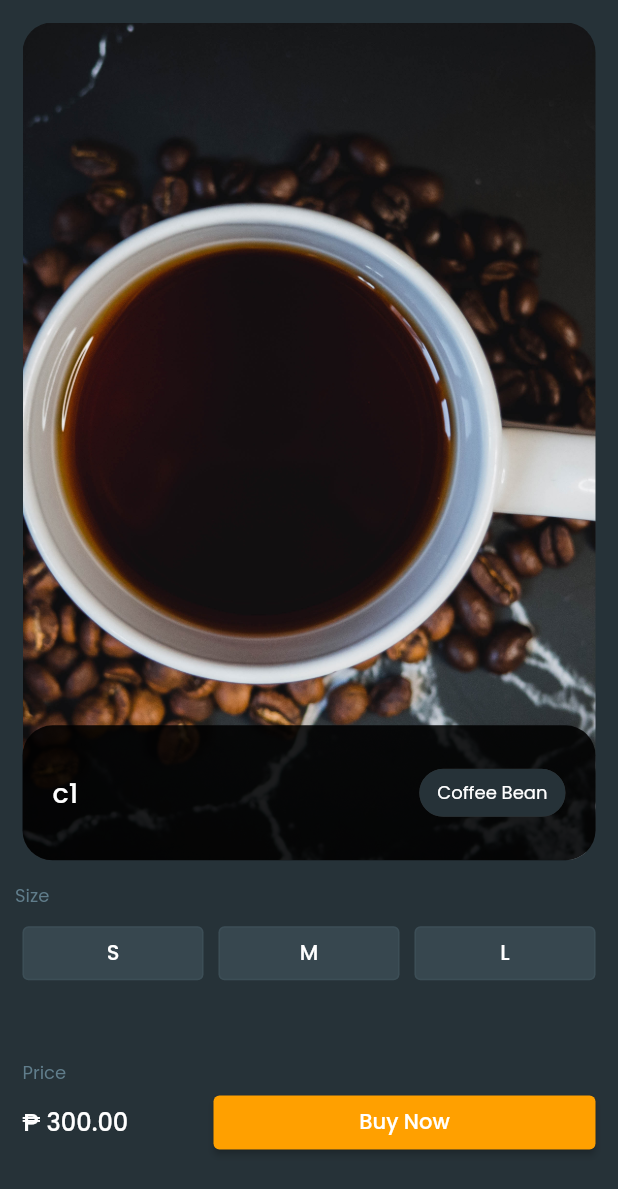
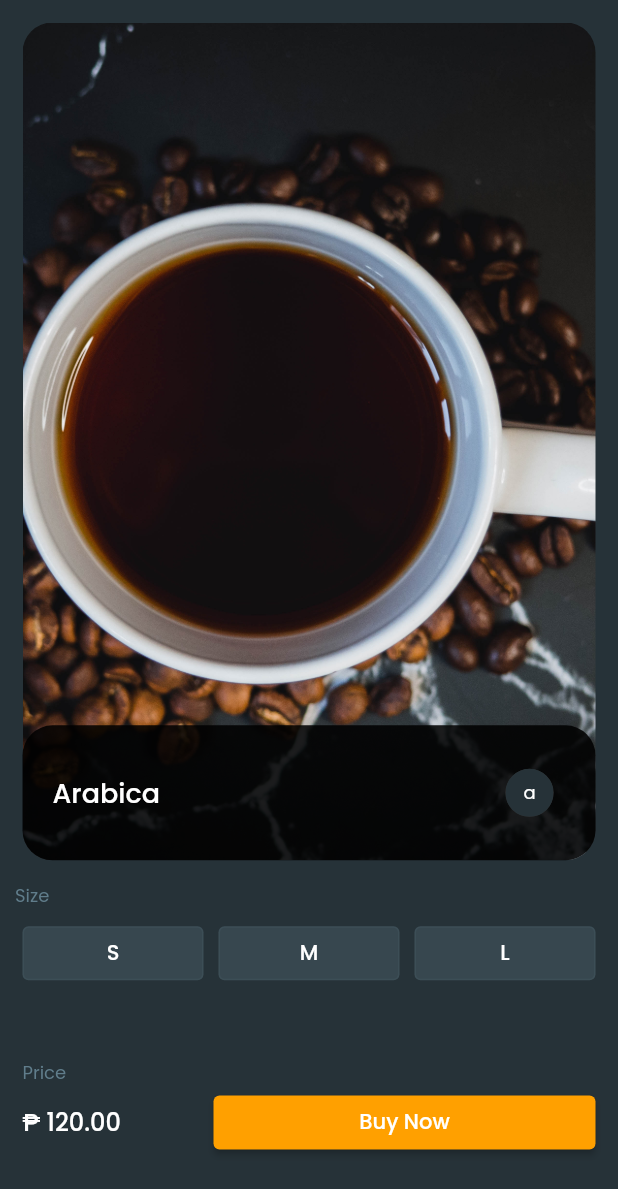
Before and after one commit to airacalins/ffuf_20220510_coffee_shop, a Flutter app: the screen it shows after launch, after a tap on "Arabica", on a phone screen of 412 x 824 dp. Shown: the top 1189 px of the screen. Run offline on Flutter 3.47's test engine with Material 2 defaults, Android fonts, the phone set to English and light mode, and no system bars.

Commit message:
added navigations for bottom navigators

```diff
--- a/lib/main.dart
+++ b/lib/main.dart
@@ -1,9 +1,11 @@
 // ignore_for_file: prefer_const_constructors
 
 import 'package:flutter/material.dart';
+import 'package:flutter_snippet/screens/favorite/favorite_screen.dart';
 import 'package:flutter_snippet/screens/home_screen.dart';
-import 'package:flutter_snippet/screens/products/product_details_screen.dart';
-
+import 'package:flutter_snippet/screens/order/orders_screen.dart';
+import 'package:flutter_snippet/screens/product/product_details_screen.dart';
+import 'package:flutter_snippet/screens/product/products_screen.dart';
 
 void main() {
   runApp(const MyApp());
@@ -62,7 +64,10 @@ class MyApp extends StatelessWidget {
       initialRoute: '/',
       routes: {
         '/': (context) => HomeScreen(),
-        ProductDetailsScreen.routeName: ((context) => ProductDetailsScreen())
+        ProductsScreen.routeName: ((context) => ProductsScreen()),
+        ProductDetailsScreen.routeName: ((context) => ProductDetailsScreen()),
+        OrdersScreen.routeName: ((context) => OrdersScreen()),
+        FavoriteScreen.routeName: ((context) => FavoriteScreen())
       },
       // home: const HomeScreen(),
     );
--- a/lib/models/product.dart
+++ b/lib/models/product.dart
@@ -4,6 +4,7 @@ class Product {
   String title;
   String categoryId;
   double price;
+  bool isFavorite;
 
   Product({
     required this.id,
@@ -11,6 +12,7 @@ class Product {
     required this.title,
     required this.categoryId,
     required this.price,
+    required this.isFavorite,
   });
 
   factory Product.fromJson(Map<String, dynamic> json) {
@@ -20,6 +22,7 @@ class Product {
       title: json['title'] ?? '',
       categoryId: json['categoryId'] ?? '',
       price: json['price'] ?? 0,
+      isFavorite: json['isFavorite'] ?? false,
     );
   }
 }
--- a/lib/screens/home_screen.dart
+++ b/lib/screens/home_screen.dart
@@ -16,7 +16,6 @@ class HomeScreen extends StatefulWidget {
 }
 
 class _HomeScreenState extends State<HomeScreen> {
-
   final categoryService = CategoryService();
 
   AppBar appBar = AppBar(
--- /dev/null
+++ b/lib/screens/product/product_details_screen.dart
@@ -0,0 +1,168 @@
+// ignore_for_file: prefer_const_constructors
+
+import 'package:flutter/material.dart';
+import 'package:flutter_snippet/models/product.dart';
+import 'package:flutter_snippet/services/category_service.dart';
+import 'package:flutter_snippet/services/product_service.dart';
+import 'package:flutter_snippet/widgets/loading/loading_indicator.dart';
+import 'package:flutter_snippet/widgets/text/headline_4.dart';
+import 'package:flutter_snippet/widgets/widgets.dart';
+
+class ProductDetailsScreen extends StatelessWidget {
+  static const routeName = '/product-detail';
+  final productService = ProductService();
+  final categoryService = CategoryService();
+
+  ProductDetailsScreen({ Key? key }) : super(key: key);
+
+  @override
+  Widget build(BuildContext context) {
+    final productId = ModalRoute.of(context)?.settings.arguments as String;
+
+    return FutureBuilder(
+      future: productService.getProductById(productId),
+      builder:(BuildContext context, AsyncSnapshot<Product> snapshot) {
+        if(snapshot.connectionState == ConnectionState.done) {
+          return SafeArea(
+            child: Scaffold(
+              body: Column(
+                crossAxisAlignment: CrossAxisAlignment.start,
+                children: [
+                  Expanded(
+                    flex: 5,
+                    child: ProductDetailsCard(title: snapshot.data!.title, category: 'a')
+                  ),
+                  Expanded(
+                    flex: 1,
+                    child: Container(
+                      margin: EdgeInsets.symmetric(horizontal: 10),
+                      child: Column(
+                        crossAxisAlignment: CrossAxisAlignment.start,
+                        // ignore: prefer_const_literals_to_create_immutables
+                        children: [
+                          Subtitle1('Size'),
+                          SizesButtonGroup(),
+                        ],
+                      ),
+                    ),
+                  ),
+                  Expanded(
+                    flex: 1,
+                    child: Container(
+                      margin: EdgeInsets.symmetric(horizontal: 15),
+                      child: Column(
+                        crossAxisAlignment: CrossAxisAlignment.start,
+                        children: [
+                          Subtitle1('Price'),
+                          Row(
+                            mainAxisAlignment: MainAxisAlignment.spaceBetween,
+                            children: [
+                              Expanded(
+                                flex: 1,
+                                child: Row(
+                                  children: [
+                                    Text(
+                                      '₱ ',
+                                      style: Theme.of(context).textTheme.headline4,
+                                    ),
+                                    Headline4(snapshot.data!.price.toStringAsFixed(2))
+
+                                  ],
+                                ),
+                              ),
+                              Expanded(
+                                flex: 2,
+                                child: ElevatedButton(
+                                  onPressed: () {},
+                                  child: Text('Buy Now')),
+                              )
+                            ],
+                          ),
+                        ],
+                      ),
+                    ),
+                  )
+                ],
+              )
+
+            ),
+          );
+        }
+        else {
+          return LoadingIndicator();
+        }
+      }
+    );
+
+    // const String title = 'Cappuccino';
+    // const String image = 'assets/images/coffee_bean/arabica.jpg';
+    // const String category = 'Coffee Bean';
+    // const double price = 300.00;
+
+
+    // return SafeArea(
+    //   child: Scaffold(
+    //     body: Column(
+    //       crossAxisAlignment: CrossAxisAlignment.start,
+    //       children: [
+    //         Expanded(
+    //           flex: 5,
+    //           child: ProductDetailsCard(title: productId, category: category)
+    //         ),
+    //         Expanded(
+    //           flex: 1,
+    //           child: Container(
+    //             margin: EdgeInsets.symmetric(horizontal: 10),
+    //             child: Column(
+    //               crossAxisAlignment: CrossAxisAlignment.start,
+    //               // ignore: prefer_const_literals_to_create_immutables
+    //               children: [
+    //                 Subtitle1('Size'),
+    //                 SizesButtonGroup(),
+    //               ],
+    //             ),
+    //           ),
+    //         ),
+    //         Expanded(
+    //           flex: 1,
+    //           child: Container(
+    //             margin: EdgeInsets.symmetric(horizontal: 15),
+    //             child: Column(
+    //               crossAxisAlignment: CrossAxisAlignment.start,
+    //               children: [
+    //                 Subtitle1('Price'),
+    //                 Row(
+    //                   mainAxisAlignment: MainAxisAlignment.spaceBetween,
+    //                   children: [
+    //                     Expanded(
+    //                       flex: 1,
+    //                       child: Row(
+    //                         children: [
+    //                           Text(
+    //                             '₱ ',
+    //                             style: Theme.of(context).textTheme.headline4,
+    //                           ),
+    //                           Headline4(price.toStringAsFixed(2))
+
+    //                         ],
+    //                       ),
+    //                     ),
+    //                     Expanded(
+    //                       flex: 2,
+    //                       child: ElevatedButton(
+    //                         onPressed: () {},
+    //                         child: Text('Buy Now')),
+    //                     )
+    //                   ],
+    //                 ),
+    //               ],
+    //             ),
+    //           ),
+    //         )
+    //       ],
+    //     )
+
+    //   ),
+    // );
+  }
+}
--- a/lib/screens/products/products_screen.dart
+++ b/lib/screens/product/products_screen.dart
@@ -3,11 +3,11 @@
 import 'package:flutter/material.dart';
 
 class ProductsScreen extends StatelessWidget {
+  static const routeName = '/products';
   const ProductsScreen({ Key? key }) : super(key: key);
 
   @override
   Widget build(BuildContext context) {
-
     AppBar appBar = AppBar(
       actions: [
         IconButton(
--- a/lib/screens/products/product_details_screen.dart
+++ /dev/null
@@ -1,99 +0,0 @@
-// ignore_for_file: prefer_const_constructors
-
-import 'package:flutter/material.dart';
-import 'package:flutter_snippet/widgets/widgets.dart';
-
-class ProductDetailsScreen extends StatelessWidget {
-  static const routeName = '/product-detail';
-
-  const ProductDetailsScreen({ Key? key }) : super(key: key);
-
-  @override
-  Widget build(BuildContext context) {
-    final productId = ModalRoute.of(context)?.settings.arguments as String;
-
-    const String title = 'Cappuccino';
-    const String image = 'assets/images/coffee_bean/arabica.jpg';
-    const String category = 'Coffee Bean';
-    const double price = 300.00;
-
-    AppBar appBar = AppBar(
-      actions: [
-        IconButton(
-          onPressed: () {},
-          icon: CircleAvatar(
-            backgroundImage: AssetImage('assets/images/profile.jpg'),
-          )
-        )
-      ],
-      elevation: 0,
-    );
-
-    return SafeArea(
-      child: Scaffold(
-        body: Column(
-          crossAxisAlignment: CrossAxisAlignment.start,
-          children: [
-            Expanded(
-              flex: 5,
-              child: ProductDetailsCard(title: productId, category: category)
-            ),
-            Expanded(
-              flex: 1,
-              child: Container(
-                margin: EdgeInsets.symmetric(horizontal: 10),
-                child: Column(
-                  crossAxisAlignment: CrossAxisAlignment.start,
-                  // ignore: prefer_const_literals_to_create_immutables
-                  children: [
-                    Subtitle1('Size'),
-                    SizesButtonGroup(),
-                  ],
-                ),
-              ),
-            ),
-            Expanded(
-              flex: 1,
-              child: Container(
-                margin: EdgeInsets.symmetric(horizontal: 15),
-                child: Column(
-                  crossAxisAlignment: CrossAxisAlignment.start,
-                  children: [
-                    Subtitle1('Price'),
-                    Row(
-                      mainAxisAlignment: MainAxisAlignment.spaceBetween,
-                      children: [
-                        Expanded(
-                          flex: 1,
-                          child: Row(
-                            children: [
-                              Text(
-                                '₱ ',
-                                style: Theme.of(context).textTheme.headline4,
-                              ),
-                              Text(
-                                price.toStringAsFixed(2),
-                                style: Theme.of(context).textTheme.headline4,
-                              ),
-                            ],
-                          ),
-                        ),
-                        Expanded(
-                          flex: 2,
-                          child: ElevatedButton(
-                            onPressed: () {},
-                            child: Text('Buy Now')),
-                        )
-                      ],
-                    ),
-                  ],
-                ),
-              ),
-            )
-          ],
-        )
-
-      ),
-    );
-  }
-}
--- a/lib/services/product_service.dart
+++ b/lib/services/product_service.dart
@@ -25,5 +25,10 @@ class ProductService {
     }
   }
 
+  Future<Product> getProductById(String id) async{
+    final products = await getProducts();
+    return products.where((p) => p.id == id).first;
+  }
+
 
 }
--- a/lib/widgets/bottom_navigation/bottom_navigation.dart
+++ b/lib/widgets/bottom_navigation/bottom_navigation.dart
@@ -1,5 +1,7 @@
 import 'package:flutter/material.dart';
 import 'package:flutter_snippet/defaults/bottom_navigation_data.dart';
+import 'package:flutter_snippet/screens/product/products_screen.dart';
+
 
 class BottomNavigation extends StatefulWidget {
   const BottomNavigation({ Key? key }) : super(key: key);
@@ -21,7 +23,9 @@ class _BottomNavigationState extends State<BottomNavigation> {
       selectedItemColor: Theme.of(context).colorScheme.secondary,
       unselectedItemColor: Theme.of(context).colorScheme.onPrimary,
       currentIndex: activeNavigationIndex,
-      onTap: (value) => setState(() => activeNavigationIndex = value),
+      onTap: (value) => setState(() {
+        Navigator.of(context).pushNamed(BottomNavigationData.screenRoutes[value]);
+      }),
       items: [
         BottomNavigationBarItem(
           icon: Icon(BottomNavigationData.bottomNavIcon[0]),
@@ -43,11 +47,6 @@ class _BottomNavigationState extends State<BottomNavigation> {
           backgroundColor: Theme.of(context).colorScheme.background,
           label: "",
         ),
-        BottomNavigationBarItem(
-          icon: Icon(BottomNavigationData.bottomNavIcon[4]),
-          backgroundColor: Theme.of(context).colorScheme.background,
-          label: "",
-        ),
       ],
     );
   }
--- a/lib/widgets/card/product_card.dart
+++ b/lib/widgets/card/product_card.dart
@@ -1,7 +1,7 @@
 // ignore_for_file: sized_box_for_whitespace, avoid_unnecessary_containers
 
 import 'package:flutter/material.dart';
-import 'package:flutter_snippet/screens/products/product_details_screen.dart';
+import 'package:flutter_snippet/screens/product/product_details_screen.dart';
 import 'package:flutter_snippet/widgets/widgets.dart';
 
 import '../../models/product.dart';
@@ -17,8 +17,7 @@ class ProductCard extends StatelessWidget {
     return GestureDetector(
       onTap: (() => Navigator.of(context).pushNamed(
         ProductDetailsScreen.routeName,
-        arguments: product.id
-      )),
+        arguments: product.id)),
       child: GradientContainer(
         child: Column(
           crossAxisAlignment: CrossAxisAlignment.start,
--- a/lib/widgets/list/product_horizontal_grid.dart
+++ b/lib/widgets/list/product_horizontal_grid.dart
@@ -2,7 +2,6 @@
 
 import 'package:flutter/material.dart';
 import 'package:flutter_snippet/models/product.dart';
-import 'package:flutter_snippet/screens/products/product_details_screen.dart';
 import 'package:flutter_snippet/services/product_service.dart';
 import 'package:flutter_snippet/widgets/loading/loading_indicator.dart';
 import 'package:flutter_snippet/widgets/widgets.dart';
--- /dev/null
+++ b/lib/widgets/text/headline_4.dart
@@ -0,0 +1,14 @@
+import 'package:flutter/material.dart';
+
+class Headline4 extends StatelessWidget {
+  final String text;
+  const Headline4(this.text, { Key? key}) : super(key: key);
+
+  @override
+  Widget build(BuildContext context) {
+    return Text(
+      text,
+      style: Theme.of(context).textTheme.headline4,
+    );
+  }
+}
```
Also changed, not shown: assets/sample_data/products.json (+28 -14 lines), lib/api/product_service.dart (deleted, +0 -34 lines), lib/defaults/bottom_navigation_data.dart (+16 -8 lines), lib/screens/favorite/favorite_screen.dart (added, +18 -0 lines), lib/screens/order/orders_screen.dart (added, +18 -0 lines).
